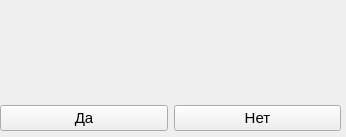
First picture: the form in ui/accept.ui, repository flexyw1be/DentalProject, before the edit.
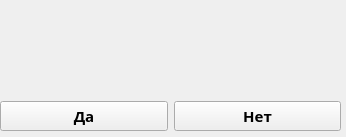
Second picture: the form after the edit.

The edit to the form file:
```diff
--- a/ui/accept.ui
+++ b/ui/accept.ui
@@ -46,8 +46,10 @@
         <widget class="QPushButton" name="accept_push_button">
          <property name="font">
           <font>
-           <family>Segoe UI</family>
+           <family>Segoe UI Semibold</family>
            <pointsize>11</pointsize>
+           <weight>75</weight>
+           <bold>true</bold>
           </font>
          </property>
          <property name="text">
@@ -59,8 +61,10 @@
         <widget class="QPushButton" name="not_accept_push_button">
          <property name="font">
           <font>
-           <family>Segoe UI</family>
+           <family>Segoe UI Semibold</family>
            <pointsize>11</pointsize>
+           <weight>75</weight>
+           <bold>true</bold>
           </font>
          </property>
          <property name="text">
```
